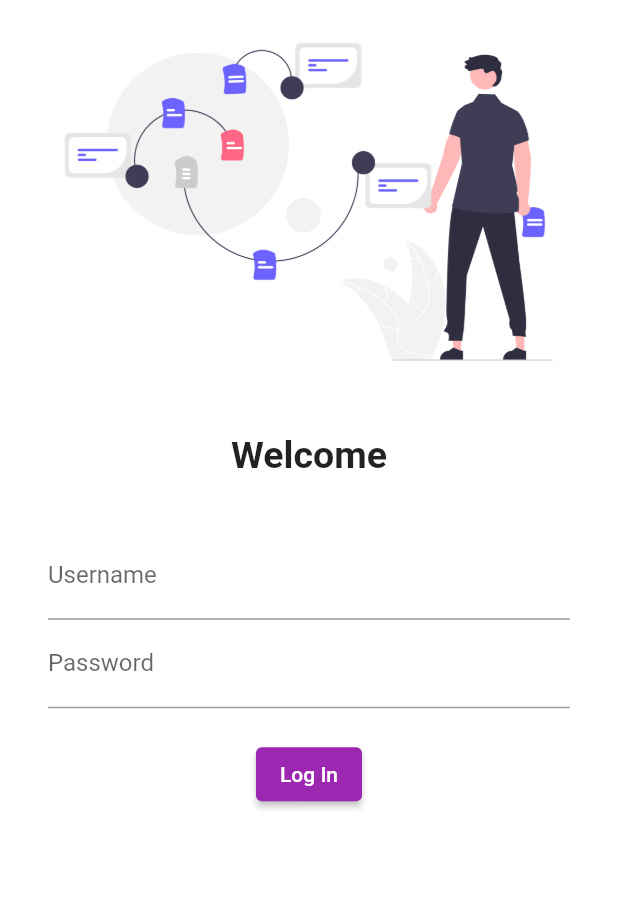
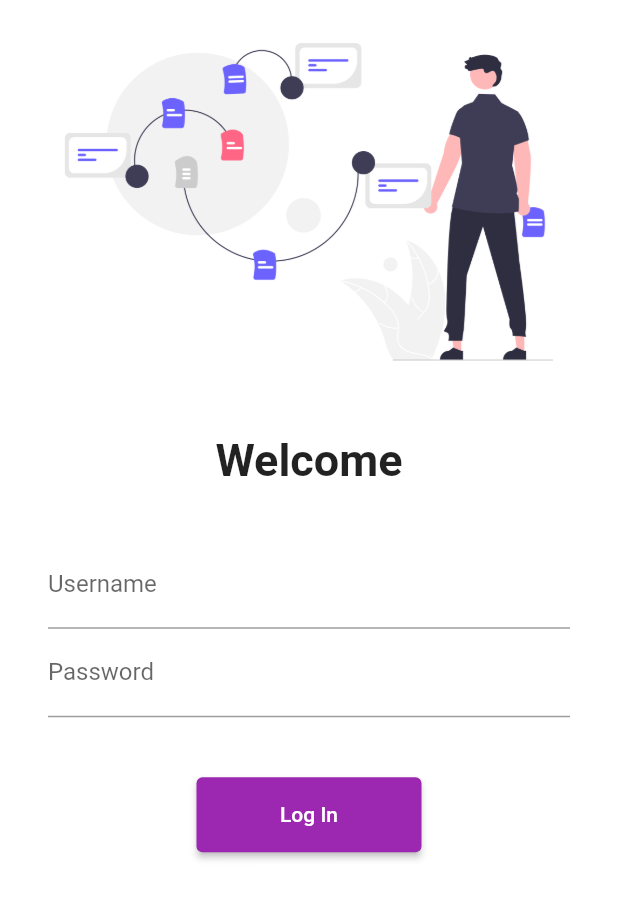
Before and after one commit to asad1729/Flutter-Catalog-, a Flutter app: the screen it shows after launch, on a phone screen of 412 x 824 dp. Shown: the top 899 px of the screen. Run offline on Flutter 3.47's test engine with Material 2 defaults, Android fonts, the phone set to English and light mode, and no system bars.

Commit message:
day 5 done

```diff
--- a/lib/main.dart
+++ b/lib/main.dart
@@ -1,6 +1,7 @@
 import 'package:flutter/material.dart';
 import 'package:flutter_catalog/screens/home_page.dart';
 import 'package:flutter_catalog/screens/login_page.dart';
+import 'package:flutter_catalog/utils/routes.dart';
 
 void main() {
   runApp(MyApp());
@@ -23,8 +24,8 @@ class MyApp extends StatelessWidget {
         initialRoute: "/login",
         routes: {
           "/": (context) => log_in_page(),
-          "/login": (context) => log_in_page(),
-          "/home": (context) => HomePage(),
+          MyRoutes.loginRoute: (context) => log_in_page(),
+          MyRoutes.homeRoute: (context) => HomePage(),
         });
   }
 }
--- a/lib/screens/login_page.dart
+++ b/lib/screens/login_page.dart
@@ -1,19 +1,25 @@
 import 'package:flutter/material.dart';
+import 'package:flutter_catalog/utils/routes.dart';
 
 class log_in_page extends StatelessWidget {
   @override
   Widget build(BuildContext context) {
     return Material(
         color: Colors.white,
+        child: SingleChildScrollView(
           child: Column(
             children: [
-            Image.asset("assets/images/login_image.png", fit: BoxFit.cover),
+              Image.asset(
+                "assets/images/login_image.png",
+                fit: BoxFit.cover,
+                //height: 500,
+              ),
               SizedBox(
                 height: 20,
               ),
               Text(
                 "Welcome",
-              style: TextStyle(fontSize: 25, fontWeight: FontWeight.bold),
+                style: TextStyle(fontSize: 30, fontWeight: FontWeight.bold),
               ),
               SizedBox(
                 height: 20,
@@ -21,6 +27,7 @@ class log_in_page extends StatelessWidget {
               Padding(
                 padding:
                     const EdgeInsets.symmetric(vertical: 16, horizontal: 32.0),
+                child: SingleChildScrollView(
                   child: Column(
                     children: [
                       TextFormField(
@@ -37,18 +44,21 @@ class log_in_page extends StatelessWidget {
                         ),
                       ),
                       SizedBox(
-                    height: 20.0,
+                        height: 40.0,
                       ),
                       ElevatedButton(
                           onPressed: () {
-                        print("Hello World ! ");
+                            Navigator.pushNamed(context, MyRoutes.homeRoute);
                           },
                           child: Text("Log In"),
-                      style: TextButton.styleFrom())
+                          style:
+                              TextButton.styleFrom(minimumSize: Size(150, 50)))
                     ],
+                  ),
                 ),
               )
             ],
+          ),
         ));
   }
 }
--- /dev/null
+++ b/lib/utils/routes.dart
@@ -0,0 +1,4 @@
+class MyRoutes {
+  static String loginRoute = "/login";
+  static String homeRoute = "/home";
+}
```
Lines whose indentation alone changed are shown as unchanged.
